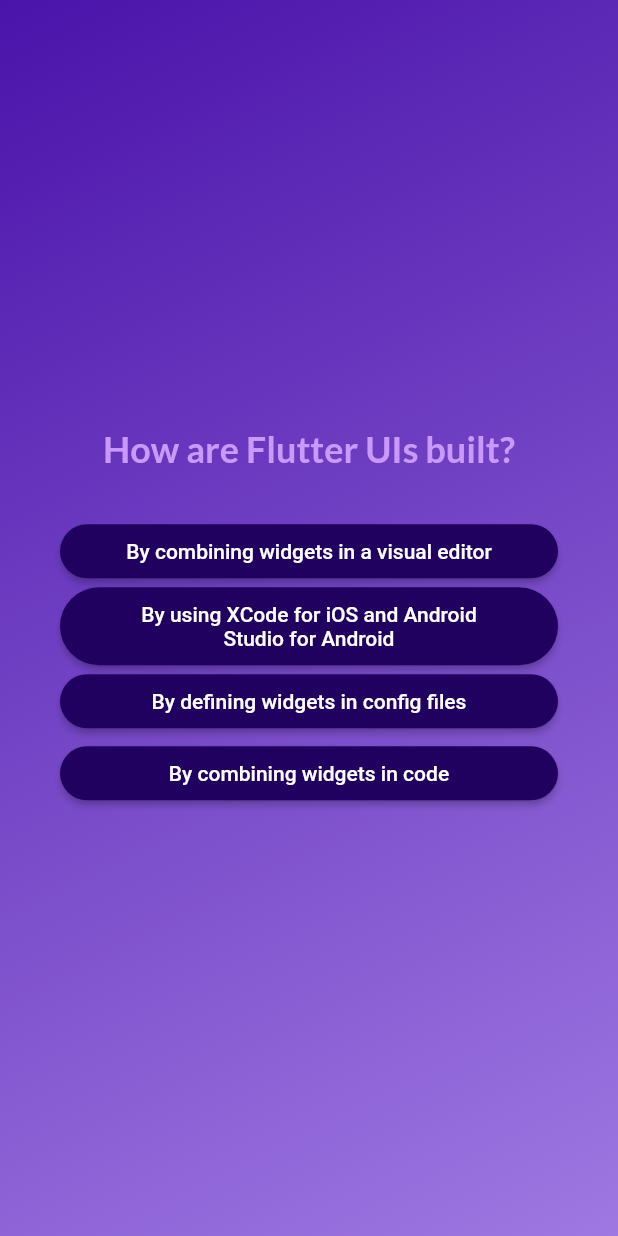
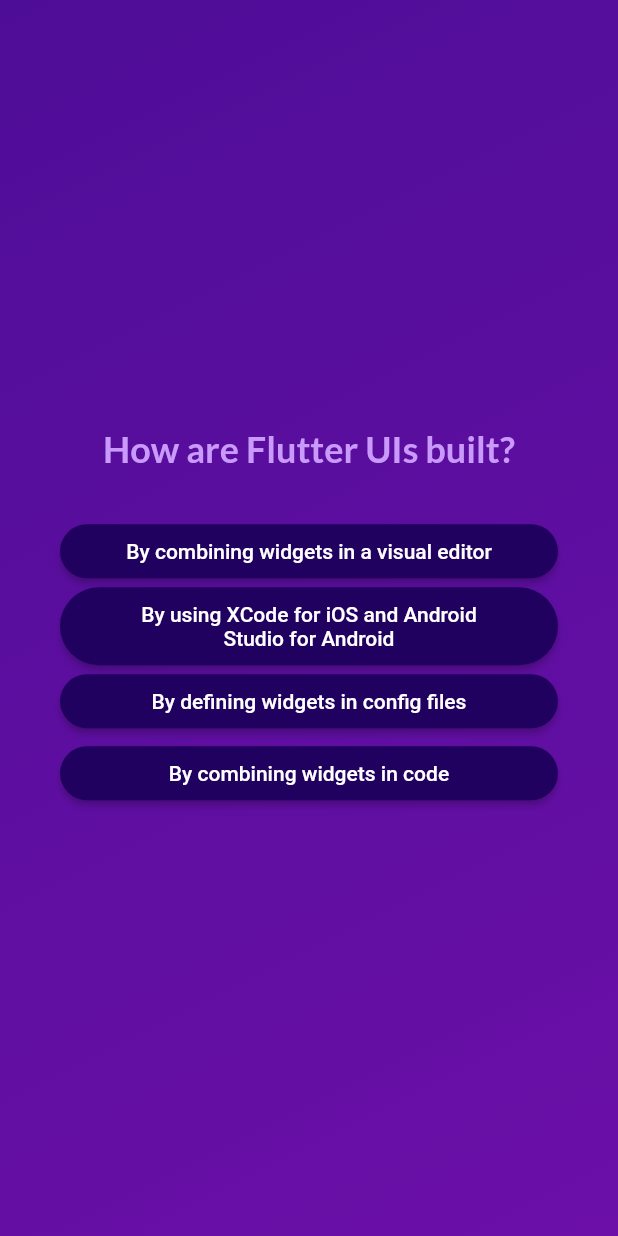
Before and after one commit to purbashis/Quiz_APP_flutter, a Flutter app: the screen it shows after launch, after a tap on "Start Quiz", after a tap on "Components", on a phone screen of 412 x 824 dp. Run offline on Flutter 3.47's test engine with Material 2 defaults, Android fonts, the phone set to English and light mode, and no system bars; our stand-ins replace google_fonts.

Commit message:
more conditions

```diff
--- a/lib/quiz.dart
+++ b/lib/quiz.dart
@@ -1,9 +1,12 @@
+import 'package:flutter/material.dart';
+
+import 'package:adv_basics/start_screen.dart';
 import 'package:adv_basics/questions_screen.dart';
-import 'package:flutter/material.dart';
-import 'package:adv_basics/start_screen.dart';
+import 'package:adv_basics/data/questions.dart';
 
 class Quiz extends StatefulWidget {
   const Quiz({super.key});
+
   @override
   State<Quiz> createState() {
     return _QuizState();
@@ -11,54 +14,50 @@ class Quiz extends StatefulWidget {
 }
 
 class _QuizState extends State<Quiz> {
-  final List<String> selectedAnswer = []; //adding elements to existing list
+  List<String> selectedAnswers = [];
   var activeScreen = 'start-screen';
-  // you can store widget in a variable .
-// @override
-//   void initState() {
-//     activeScreen = StartScreen(switchScreen);
-//     super.initState();
-//   }
+
   void switchScreen() {
     setState(() {
-      activeScreen = 'question-screen';
+      activeScreen = 'questions-screen';
     });
   }
 
   void chooseAnswer(String answer) {
-    selectedAnswer.add(answer);
+    selectedAnswers.add(answer);
+
+    if (selectedAnswers.length == questions.length) {
+      setState(() {
+        selectedAnswers = [];
+        activeScreen = 'start-screen';
+      });
+    }
   }
 
   @override
   Widget build(context) {
-    // Widget screenWidget = activeScreen == 'start-screen'
-    //     ? StartScreen(switchScreen)
-    //     : const QuestionsScreen();
-
     Widget screenWidget = StartScreen(switchScreen);
 
-    if (activeScreen == 'question-screen') {
-      setState(() {
-        screenWidget = QuestionsScreen(
-          onSelectAnswer: chooseAnswer,
-        );
-      });
+    if (activeScreen == 'questions-screen') {
+      screenWidget = QuestionsScreen(
+        onSelectAnswer: chooseAnswer,
+      );
     }
 
     return MaterialApp(
       home: Scaffold(
         body: Container(
           decoration: const BoxDecoration(
-            gradient: LinearGradient(colors: [
-              Color.fromARGB(255, 74, 19, 170),
-              Color.fromARGB(255, 159, 120, 226)
-            ], begin: Alignment.topLeft, end: Alignment.bottomRight),
+            gradient: LinearGradient(
+              colors: [
+                Color.fromARGB(255, 78, 13, 151),
+                Color.fromARGB(255, 107, 15, 168),
+              ],
+              begin: Alignment.topLeft,
+              end: Alignment.bottomRight,
+            ),
           ),
           child: screenWidget,
-          //  child: activeScreen == 'start-screen'
-          // ? StartScreen(switchScreen)
-          // : const QuestionsScreen(),
-          //ternary expression
         ),
       ),
     );
```
